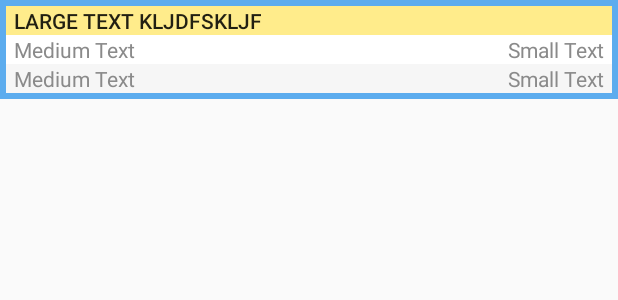
After one commit to RaghuAngara/Quake, an Android app: the layout earthquake_recyclerview_row.xml on its own in the app's theme, with its tools: preview values and no code run, on a phone screen of 412 x 824 dp. The commit adds this screen. Shown: the top 300 px of the screen. Run offline under Robolectric (Android 15) with nearby library versions, the phone set to English and light mode, and no system bars; network calls fail.

Commit message:
Add DataAdapters along with RecyclerView

```diff
--- a/app/build.gradle
+++ b/app/build.gradle
@@ -32,4 +32,7 @@ dependencies {
 
     //GSON Library
     compile 'com.google.code.gson:gson:2.7'
+
+    //RecycleView
+    compile 'com.android.support:recyclerview-v7:24.2.1'
 }
--- /dev/null
+++ b/app/src/main/res/layout/earthquake_recyclerview_row.xml
@@ -0,0 +1,90 @@
+<?xml version="1.0" encoding="utf-8"?>
+<RelativeLayout xmlns:android="http://schemas.android.com/apk/res/android"
+    android:layout_width="match_parent"
+    android:layout_height="wrap_content"
+    android:orientation="vertical"
+    android:background="#5CACEE"
+    android:padding="4dp" >
+
+    <RelativeLayout
+        android:layout_width="match_parent"
+        android:layout_height="wrap_content"
+        android:id="@+id/rel1"
+        android:background="#FFFFFF" >
+
+        <TextView
+            android:id="@+id/txtRegion"
+            android:layout_width="fill_parent"
+            android:layout_height="wrap_content"
+            android:ellipsize="end"
+            android:maxLines="1"
+            android:text="Large Text KLJDFSKLJF "
+            android:textAppearance="?android:attr/textAppearanceButton"
+            android:paddingLeft="5dp"
+            android:background="#FFEC8B" />
+
+        <RelativeLayout
+            android:layout_width="match_parent"
+            android:layout_height="wrap_content"
+            android:id="@+id/rel2"
+            android:layout_below="@+id/txtRegion"
+            android:background="#FFFFFF" >
+
+            <TextView
+                android:id="@+id/txtLat"
+                android:layout_width="wrap_content"
+                android:layout_height="wrap_content"
+                android:layout_alignParentLeft="true"
+                android:layout_marginLeft="5dp"
+                android:ellipsize="end"
+                android:text="Medium Text"
+                android:textAppearance="?android:attr/textAppearance"
+                android:textColor="#8A8A8A" />
+
+            <TextView
+                android:id="@+id/txtLog"
+                android:layout_width="wrap_content"
+                android:layout_height="wrap_content"
+                android:layout_alignBaseline="@+id/txtLat"
+                android:layout_alignParentRight="true"
+                android:layout_marginRight="5dp"
+                android:ellipsize="end"
+                android:text="Small Text"
+                android:textAppearance="?android:attr/textAppearance"
+                android:textColor="#8A8A8A"/>
+        </RelativeLayout>
+
+        <RelativeLayout
+            android:layout_width="match_parent"
+            android:layout_height="wrap_content"
+            android:id="@+id/rel3"
+            android:layout_below="@+id/rel2"
+            android:background="#F6F6F6" >
+
+            <TextView
+                android:id="@+id/txtMagnitude"
+                android:layout_width="wrap_content"
+                android:layout_height="wrap_content"
+                android:layout_alignParentLeft="true"
+                android:layout_marginLeft="5dp"
+                android:ellipsize="end"
+                android:text="Medium Text"
+                android:textAppearance="?android:attr/textAppearance"
+                android:textColor="#8A8A8A" />
+
+            <TextView
+                android:id="@+id/txtDepth"
+                android:layout_width="wrap_content"
+                android:layout_height="wrap_content"
+                android:layout_alignBaseline="@+id/txtMagnitude"
+                android:layout_alignParentRight="true"
+                android:layout_marginRight="5dp"
+                android:ellipsize="end"
+                android:text="Small Text"
+                android:textAppearance="?android:attr/textAppearance"
+                android:textColor="#8A8A8A"/>
+        </RelativeLayout>
+
+    </RelativeLayout>
+
+</RelativeLayout>
--- a/app/src/main/res/values/strings.xml
+++ b/app/src/main/res/values/strings.xml
@@ -1,3 +1,3 @@
 <resources>
-    <string name="app_name">Quake</string>
+    <string name="app_name">Earth Quake</string>
 </resources>
```
Also changed, not shown: app/src/main/java/auspost/com/au/quake/activities/QuakeMainActivity.java (+76 -1 lines), app/src/main/java/auspost/com/au/quake/dataadapters/EarthQuakeAdapter.java (added, +52 -0 lines), app/src/main/java/auspost/com/au/quake/dataadapters/EarthQuakeViewHolder.java (added, +31 -0 lines), app/src/main/res/layout/activity_quake_main.xml (+4 -3 lines).
